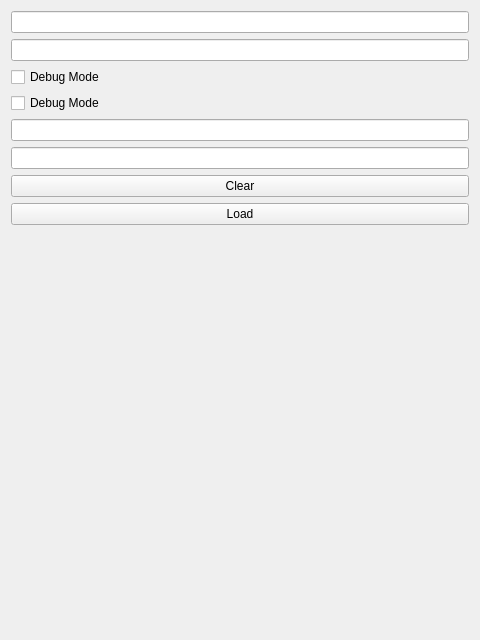
AntonPiccardoSelg/ansto-sans-prototype, file views/WorkspaceView.ui: the form before one commit.
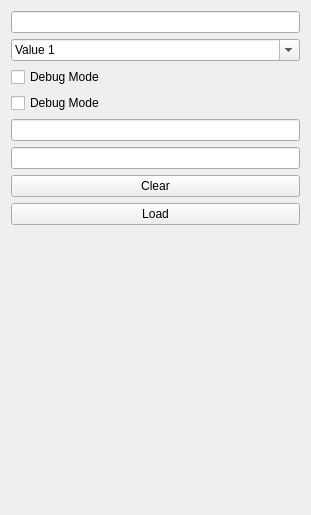
The form after the commit.

Commit message: added text binding support for QComboBox

What changed in the file:
```diff
--- a/views/WorkspaceView.ui
+++ b/views/WorkspaceView.ui
@@ -6,8 +6,8 @@
    <rect>
     <x>0</x>
     <y>0</y>
-    <width>480</width>
-    <height>640</height>
+    <width>311</width>
+    <height>515</height>
    </rect>
   </property>
   <property name="windowTitle">
@@ -18,7 +18,26 @@
     <widget class="QLineEdit" name="edt_sample"/>
    </item>
    <item>
-    <widget class="QLineEdit" name="edt_sample2"/>
+    <widget class="QComboBox" name="edt_sample2">
+     <property name="editable">
+      <bool>true</bool>
+     </property>
+     <item>
+      <property name="text">
+       <string>Value 1</string>
+      </property>
+     </item>
+     <item>
+      <property name="text">
+       <string>Value 2</string>
+      </property>
+     </item>
+     <item>
+      <property name="text">
+       <string>Value 3</string>
+      </property>
+     </item>
+    </widget>
    </item>
    <item>
     <widget class="QCheckBox" name="cbx_debug">
```
The commit also changes 11 other files.
